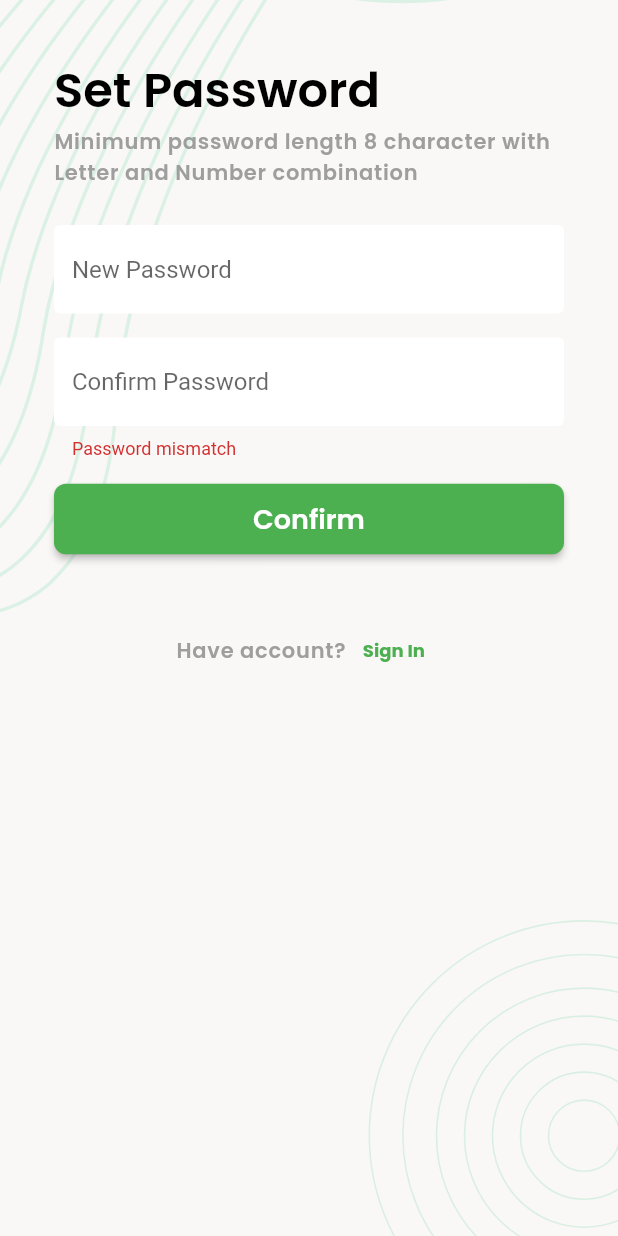
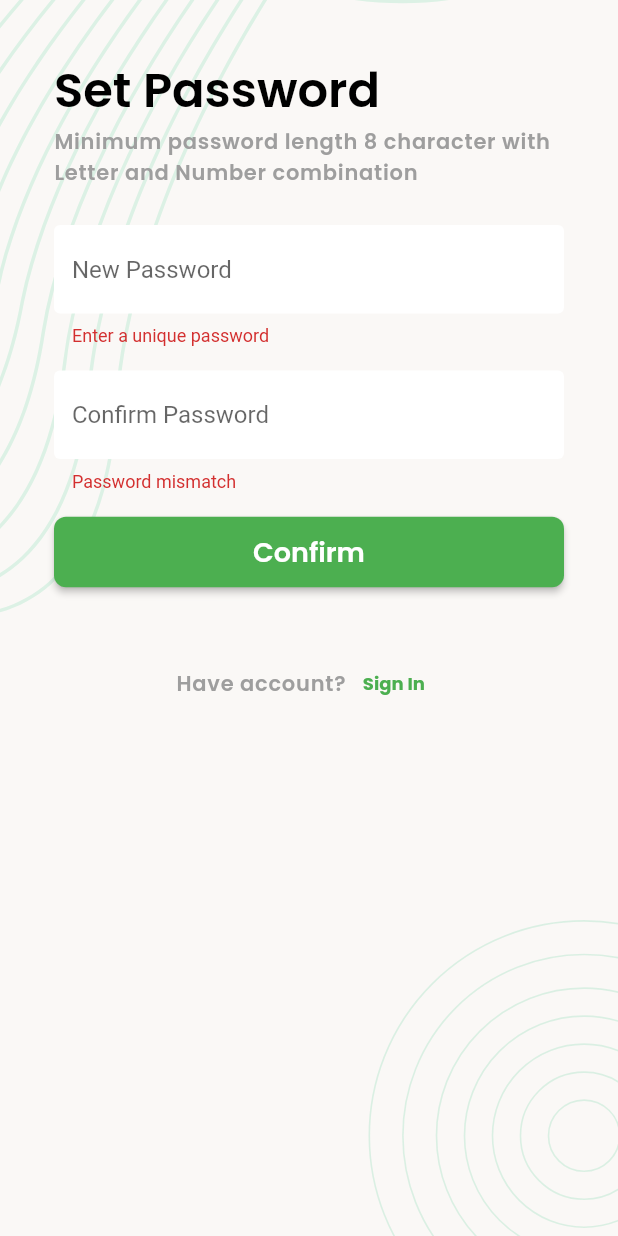
Before and after one commit to sajedul-rakib/task-manager-app, a Flutter app: the SetNewPasswordScreen screen opened directly with empty values, after a tap on "Confirm", on a phone screen of 412 x 824 dp. Run offline on Flutter 3.47's test engine with Material 2 defaults, Android fonts, the phone set to English and light mode, and no system bars; our stand-ins replace email_validator, flutter_svg, google_fonts, image_picker, pin_code_fields, shared_preferences; accounts and stored records are empty; network calls fail.

Commit message:
email & password validation added on sign up screen ,update screen & set new password screen

```diff
--- a/lib/data/DataModel/task_data_count.dart
+++ b/lib/data/DataModel/task_data_count.dart
@@ -23,7 +23,7 @@ class TaskDataCount {
           newTask = element.sum;
         } else if (element.sId == 'Complete') {
           completeTask = element.sum;
-        } else if (element.sId == 'Pogress') {
+        } else if (element.sId == 'Progress') {
           progressTask = element.sum;
         } else if (element.sId == 'Cancelled') {
           cancelTask = element.sum;
--- a/lib/ui/screen/account_recover_screen/set_new_password_screen.dart
+++ b/lib/ui/screen/account_recover_screen/set_new_password_screen.dart
@@ -55,6 +55,19 @@ class _SetNewPasswordScreenState extends State<SetNewPasswordScreen> {
                             hintText: "New Password",
                             controller: setPassETController,
                             isObscure: true,
+                            validator: (String? value) {
+                              if (value?.isEmpty ?? true) {
+                                return "Enter a unique password";
+                              } else {
+                                if (value != null &&
+                                    !RegExp(r'^(?=.*?[A-Z])(?=.*?[a-z])(?=.*?[0-9])(?=.*?[!@#\$&*~]).{8,}$')
+                                        .hasMatch(value)) {
+                                  return "Enter password at least 8 characters with mix up \nCapital letter,normal letter and aslo special character";
+                                } else {
+                                  null;
+                                }
+                              }
+                            },
                           ),
                           const SizedBox(
                             height: 16,
@@ -109,7 +122,7 @@ class _SetNewPasswordScreenState extends State<SetNewPasswordScreen> {
                                   context, "Reset password successfully");
                             } else {
                               showToastMessage(
-                                  context, "Reset password unsuccessfully");
+                                  context, "Reset password failed", true);
                             }
                           }
                           _inProgress = false;
--- a/lib/ui/screen/widgets/task_status_bar.dart
+++ b/lib/ui/screen/widgets/task_status_bar.dart
@@ -16,7 +16,7 @@ class TaskStatusContainer extends StatelessWidget {
     return Expanded(
       child: Card(
         elevation: 0,
-        color: Colors.grey.shade400,
+        color: Colors.grey.shade300,
         child: Padding(
           padding: const EdgeInsets.symmetric(vertical: 4.0, horizontal: 8.0),
           child: Center(
```
Also changed, not shown: lib/ui/screen/login_screen.dart (+8 -3 lines), lib/ui/screen/profile_update_screen.dart (+16 -1 lines), lib/ui/screen/signup_screen.dart (+21 -9 lines), lib/ui/screen/widgets/bottom_navigation_bar.dart (+4 -5 lines).
